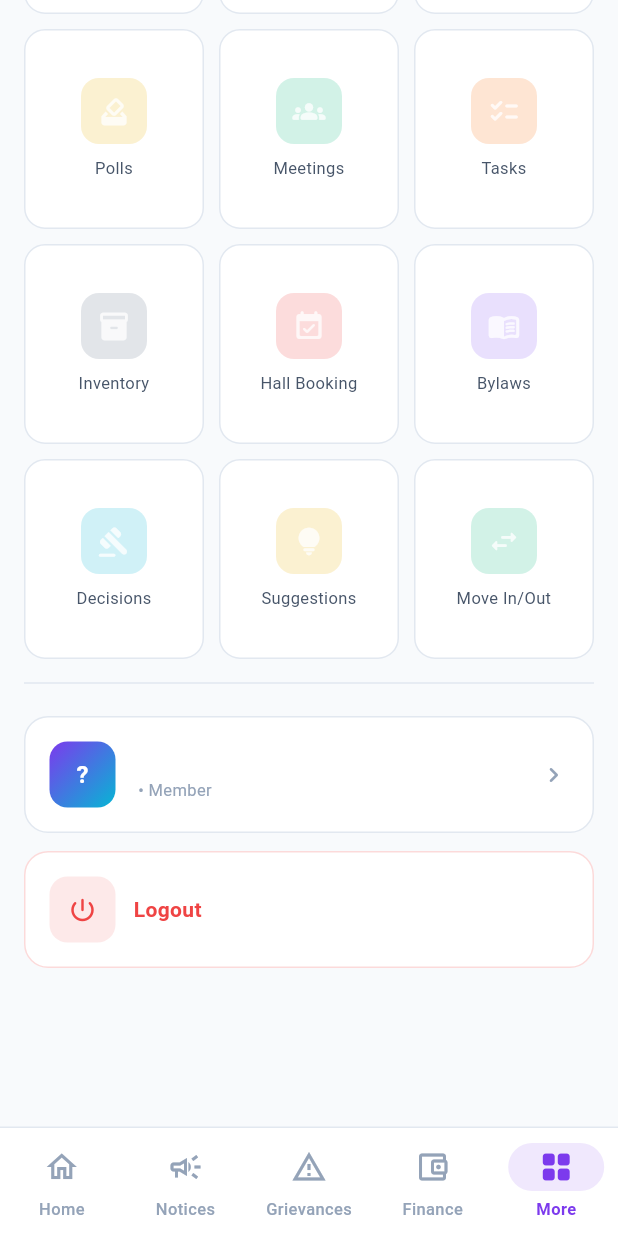
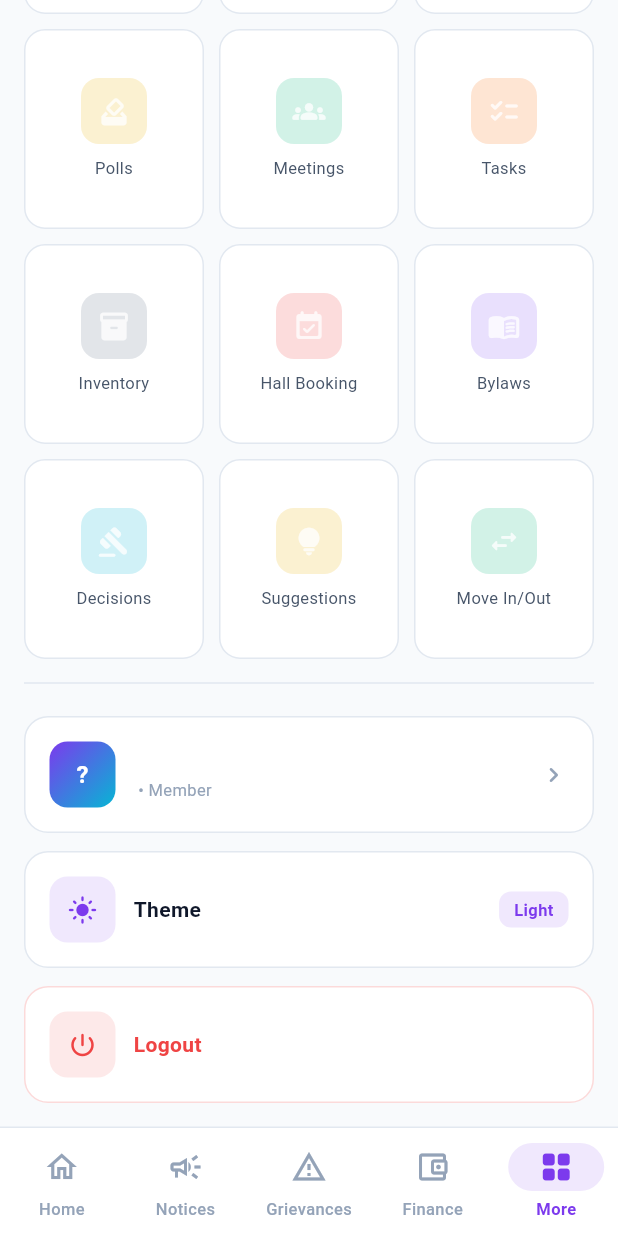
Before and after one commit to ganeshmpatil/sainath-society, a Flutter app: the MoreScreen screen opened by its route, scrolled down 270 dp, on a phone screen of 412 x 824 dp. Run offline on Flutter 3.47's test engine with Material 3 defaults, Android fonts, the phone set to English and light mode, and no system bars; our stand-ins replace dio, equatable, flutter_bloc, go_router, shared_preferences, shimmer; accounts and stored records are empty.

Commit message:
Add light/dark theme toggle on More screen
Co-Authored-By: Claude Opus 4.6 <noreply@anthropic.com>

```diff
--- a/mobile/lib/app/app.dart
+++ b/mobile/lib/app/app.dart
@@ -5,6 +5,7 @@ import 'package:flutter_localizations/flutter_localizations.dart';
 import '../core/auth/auth_bloc.dart';
 import '../core/i18n/app_localizations.dart';
 import '../core/i18n/locale_cubit.dart';
+import '../core/theme/theme_cubit.dart';
 import 'router.dart';
 import 'theme.dart';
 
@@ -14,6 +15,7 @@ class SainathSocietyApp extends StatelessWidget {
   @override
   Widget build(BuildContext context) {
     final locale = context.watch<LocaleCubit>().state;
+    final themeMode = context.watch<ThemeCubit>().state;
     final authBloc = context.read<AuthBloc>();
 
     return MaterialApp.router(
@@ -21,7 +23,7 @@ class SainathSocietyApp extends StatelessWidget {
       debugShowCheckedModeBanner: false,
       theme: AppTheme.light,
       darkTheme: AppTheme.dark,
-      themeMode: ThemeMode.light,
+      themeMode: themeMode,
       locale: locale,
       supportedLocales: AppLocalizations.supportedLocales,
       localizationsDelegates: const [
--- a/mobile/lib/core/i18n/strings_en.dart
+++ b/mobile/lib/core/i18n/strings_en.dart
@@ -43,6 +43,9 @@ const Map<String, String> stringsEn = {
   'common.profile': 'Profile',
   'common.settings': 'Settings',
   'common.more': 'More',
+  'common.theme': 'Theme',
+  'common.light': 'Light',
+  'common.dark': 'Dark',
 
   // Profile
   'profile.name': 'Full Name',
--- a/mobile/lib/core/i18n/strings_mr.dart
+++ b/mobile/lib/core/i18n/strings_mr.dart
@@ -43,6 +43,9 @@ const Map<String, String> stringsMr = {
   'common.profile': 'प्रोफाइल',
   'common.settings': 'सेटिंग्ज',
   'common.more': 'अधिक',
+  'common.theme': 'थीम',
+  'common.light': 'लाइट',
+  'common.dark': 'डार्क',
 
   // Profile
   'profile.name': 'पूर्ण नाव',
--- /dev/null
+++ b/mobile/lib/core/theme/theme_cubit.dart
@@ -0,0 +1,12 @@
+import 'package:flutter/material.dart';
+import 'package:flutter_bloc/flutter_bloc.dart';
+
+class ThemeCubit extends Cubit<ThemeMode> {
+  ThemeCubit() : super(ThemeMode.light);
+
+  void setTheme(ThemeMode mode) => emit(mode);
+
+  void toggle() {
+    emit(state == ThemeMode.light ? ThemeMode.dark : ThemeMode.light);
+  }
+}
--- a/mobile/lib/features/more/more_screen.dart
+++ b/mobile/lib/features/more/more_screen.dart
@@ -8,6 +8,7 @@ import '../../core/auth/auth_state.dart';
 import '../../core/i18n/app_localizations.dart';
 import '../../core/i18n/locale_cubit.dart';
 import '../../core/theme/app_colors.dart';
+import '../../core/theme/theme_cubit.dart';
 import '../../shared/widgets/glass_card.dart';
 import '../../shared/widgets/language_toggle.dart';
 
@@ -184,6 +185,52 @@ class MoreScreen extends StatelessWidget {
               ),
             ),
 
+            // Theme toggle
+            SliverToBoxAdapter(
+              child: GlassCard(
+                onTap: () => context.read<ThemeCubit>().toggle(),
+                child: Row(
+                  children: [
+                    Container(
+                      width: 44,
+                      height: 44,
+                      decoration: BoxDecoration(
+                        color: AppColors.primaryBg,
+                        borderRadius: BorderRadius.circular(12),
+                      ),
+                      child: Icon(
+                        context.watch<ThemeCubit>().state == ThemeMode.dark
+                            ? Icons.dark_mode_rounded
+                            : Icons.light_mode_rounded,
+                        size: 20,
+                        color: AppColors.primary,
+                      ),
+                    ),
+                    const SizedBox(width: 12),
+                    Expanded(
+                      child: Text(
+                        l.t('common.theme'),
+                        style: const TextStyle(fontSize: 14, fontWeight: FontWeight.w600),
+                      ),
+                    ),
+                    Container(
+                      padding: const EdgeInsets.symmetric(horizontal: 10, vertical: 4),
+                      decoration: BoxDecoration(
+                        color: AppColors.primaryBg,
+                        borderRadius: BorderRadius.circular(8),
+                      ),
+                      child: Text(
+                        context.watch<ThemeCubit>().state == ThemeMode.dark
+                            ? l.t('common.dark')
+                            : l.t('common.light'),
+                        style: const TextStyle(fontSize: 11, fontWeight: FontWeight.w600, color: AppColors.primary),
+                      ),
+                    ),
+                  ],
+                ),
+              ),
+            ),
+
             // Logout
             SliverToBoxAdapter(
               child: GlassCard(
--- a/mobile/lib/main.dart
+++ b/mobile/lib/main.dart
@@ -6,6 +6,7 @@ import 'core/api/api_client.dart';
 import 'core/auth/auth_bloc.dart';
 import 'core/auth/auth_event.dart';
 import 'core/i18n/locale_cubit.dart';
+import 'core/theme/theme_cubit.dart';
 
 void main() {
   WidgetsFlutterBinding.ensureInitialized();
@@ -15,6 +16,7 @@ void main() {
     MultiBlocProvider(
       providers: [
         BlocProvider(create: (_) => LocaleCubit()),
+        BlocProvider(create: (_) => ThemeCubit()),
         BlocProvider(create: (_) => AuthBloc()..add(const AuthCheckRequested())),
       ],
       child: const SainathSocietyApp(),
```
